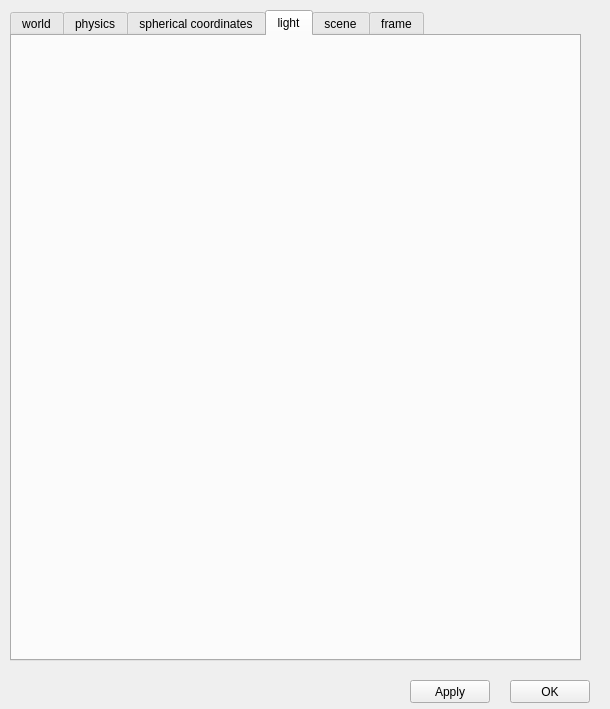
This is robot_descriptor/forms/world_properties.ui in maidenone/RobotDescriptor as Qt 5 draws it before an edit. The edited form follows.
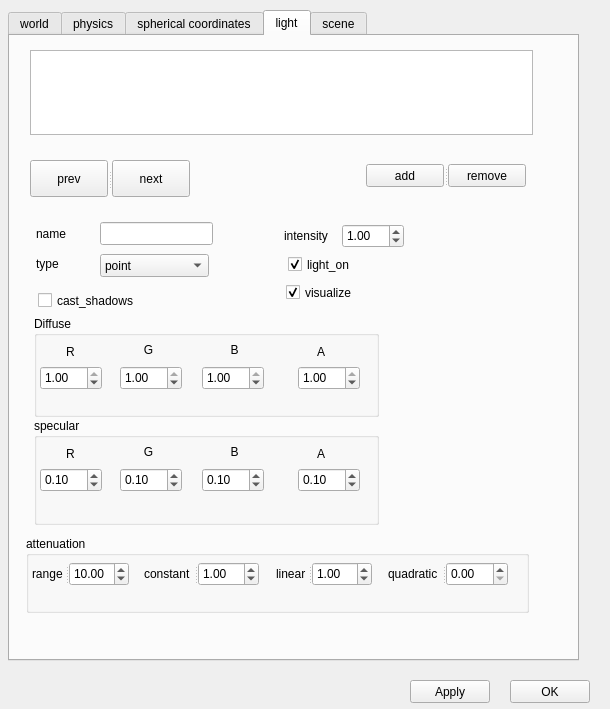
This is the edited form. The open tabs and pages were chosen to show the change.

What changed in the file:
```diff
--- a/robot_descriptor/forms/world_properties.ui
+++ b/robot_descriptor/forms/world_properties.ui
@@ -37,7 +37,7 @@
    </property>
    <property name="geometry">
     <rect>
-     <x>10</x>
+     <x>8</x>
      <y>10</y>
      <width>571</width>
      <height>651</height>
@@ -2030,17 +2030,978 @@
     <attribute name="title">
      <string>light</string>
     </attribute>
+    <widget class="QStackedWidget" name="light_stack_widget">
+     <property name="geometry">
+      <rect>
+       <x>8</x>
+       <y>164</y>
+       <width>539</width>
+       <height>445</height>
+      </rect>
+     </property>
+     <property name="currentIndex">
+      <number>0</number>
+     </property>
+     <widget class="QWidget" name="light_sources_info">
+      <widget class="QLabel" name="light_info_label">
+       <property name="geometry">
+        <rect>
+         <x>42</x>
+         <y>36</y>
+         <width>447</width>
+         <height>257</height>
+        </rect>
+       </property>
+       <property name="text">
+        <string>select a light source to view and
+ edit its properties
+ one has been added by default</string>
+       </property>
+       <property name="alignment">
+        <set>Qt::AlignCenter</set>
+       </property>
+      </widget>
+     </widget>
+     <widget class="QWidget" name="light_properties">
+      <widget class="QLabel" name="light_name_label">
+       <property name="geometry">
+        <rect>
+         <x>18</x>
+         <y>26</y>
+         <width>57</width>
+         <height>15</height>
+        </rect>
+       </property>
+       <property name="text">
+        <string>name</string>
+       </property>
+      </widget>
+      <widget class="QLineEdit" name="light_name">
+       <property name="geometry">
+        <rect>
+         <x>82</x>
+         <y>22</y>
+         <width>113</width>
+         <height>23</height>
+        </rect>
+       </property>
+      </widget>
+      <widget class="QLabel" name="light_type_label">
+       <property name="geometry">
+        <rect>
+         <x>18</x>
+         <y>56</y>
+         <width>57</width>
+         <height>15</height>
+        </rect>
+       </property>
+       <property name="text">
+        <string>type</string>
+       </property>
+      </widget>
+      <widget class="QComboBox" name="light_type">
+       <property name="geometry">
+        <rect>
+         <x>82</x>
+         <y>54</y>
+         <width>109</width>
+         <height>23</height>
+        </rect>
+       </property>
+       <item>
+        <property name="text">
+         <string>point</string>
+        </property>
+       </item>
+       <item>
+        <property name="text">
+         <string>directional</string>
+        </property>
+       </item>
+       <item>
+        <property name="text">
+         <string>spot</string>
+        </property>
+       </item>
+      </widget>
+      <widget class="QCheckBox" name="cast_shadows_check_b">
+       <property name="geometry">
+        <rect>
+         <x>20</x>
+         <y>90</y>
+         <width>109</width>
+         <height>21</height>
+        </rect>
+       </property>
+       <property name="text">
+        <string>cast_shadows</string>
+       </property>
+      </widget>
+      <widget class="QCheckBox" name="light_on_check_b">
+       <property name="geometry">
+        <rect>
+         <x>270</x>
+         <y>54</y>
+         <width>85</width>
+         <height>21</height>
+        </rect>
+       </property>
+       <property name="text">
+        <string>light_on</string>
+       </property>
+       <property name="checked">
+        <bool>true</bool>
+       </property>
+      </widget>
+      <widget class="QCheckBox" name="visualize_checkBox">
+       <property name="geometry">
+        <rect>
+         <x>268</x>
+         <y>82</y>
+         <width>85</width>
+         <height>21</height>
+        </rect>
+       </property>
+       <property name="text">
+        <string>visualize</string>
+       </property>
+       <property name="checked">
+        <bool>true</bool>
+       </property>
+      </widget>
+      <widget class="QLabel" name="intensity_label">
+       <property name="geometry">
+        <rect>
+         <x>266</x>
+         <y>28</y>
+         <width>57</width>
+         <height>15</height>
+        </rect>
+       </property>
+       <property name="text">
+        <string>intensity</string>
+       </property>
+      </widget>
+      <widget class="QDoubleSpinBox" name="intensity_sp">
+       <property name="geometry">
+        <rect>
+         <x>324</x>
+         <y>24</y>
+         <width>62</width>
+         <height>24</height>
+        </rect>
+       </property>
+       <property name="value">
+        <double>1.000000000000000</double>
+       </property>
+      </widget>
+      <widget class="QGroupBox" name="diffuse_group_box">
+       <property name="geometry">
+        <rect>
+         <x>16</x>
+         <y>116</y>
+         <width>345</width>
+         <height>101</height>
+        </rect>
+       </property>
+       <property name="title">
+        <string>Diffuse</string>
+       </property>
+       <widget class="QDoubleSpinBox" name="diffusse_R">
+        <property name="geometry">
+         <rect>
+          <x>6</x>
+          <y>50</y>
+          <width>62</width>
+          <height>24</height>
+         </rect>
+        </property>
+        <property name="maximum">
+         <double>1.000000000000000</double>
+        </property>
+        <property name="singleStep">
+         <double>0.100000000000000</double>
+        </property>
+        <property name="value">
+         <double>1.000000000000000</double>
+        </property>
+       </widget>
+       <widget class="QDoubleSpinBox" name="diffuse_G">
+        <property name="geometry">
+         <rect>
+          <x>86</x>
+          <y>50</y>
+          <width>62</width>
+          <height>24</height>
+         </rect>
+        </property>
+        <property name="maximum">
+         <double>1.000000000000000</double>
+        </property>
+        <property name="singleStep">
+         <double>0.100000000000000</double>
+        </property>
+        <property name="value">
+         <double>1.000000000000000</double>
+        </property>
+       </widget>
+       <widget class="QDoubleSpinBox" name="diffuse_B">
+        <property name="geometry">
+         <rect>
+          <x>168</x>
+          <y>50</y>
+          <width>62</width>
+          <height>24</height>
+         </rect>
+        </property>
+        <property name="maximum">
+         <double>1.000000000000000</double>
+        </property>
+        <property name="singleStep">
+         <double>0.100000000000000</double>
+        </property>
+        <property name="value">
+         <double>1.000000000000000</double>
+        </property>
+       </widget>
+       <widget class="QDoubleSpinBox" name="diffuse_A">
+        <property name="geometry">
+         <rect>
+          <x>264</x>
+          <y>50</y>
+          <width>62</width>
+          <height>24</height>
+         </rect>
+        </property>
+        <property name="maximum">
+         <double>1.000000000000000</double>
+        </property>
+        <property name="singleStep">
+         <double>0.100000000000000</double>
+        </property>
+        <property name="value">
+         <double>1.000000000000000</double>
+        </property>
+       </widget>
+       <widget class="QLabel" name="diffuse_R_label">
+        <property name="geometry">
+         <rect>
+          <x>8</x>
+          <y>28</y>
+          <width>57</width>
+          <height>15</height>
+         </rect>
+        </property>
+        <property name="text">
+         <string>R</string>
+        </property>
+        <property name="alignment">
+         <set>Qt::AlignCenter</set>
+        </property>
+       </widget>
+       <widget class="QLabel" name="diffuse_G_label">
+        <property name="geometry">
+         <rect>
+          <x>110</x>
+          <y>26</y>
+          <width>9</width>
+          <height>15</height>
+         </rect>
+        </property>
+        <property name="text">
+         <string>G</string>
+        </property>
+        <property name="alignment">
+         <set>Qt::AlignCenter</set>
+        </property>
+       </widget>
+       <widget class="QLabel" name="diffuse_B_label">
+        <property name="geometry">
+         <rect>
+          <x>172</x>
+          <y>26</y>
+          <width>57</width>
+          <height>15</height>
+         </rect>
+        </property>
+        <property name="text">
+         <string>B</string>
+        </property>
+        <property name="alignment">
+         <set>Qt::AlignCenter</set>
+        </property>
+       </widget>
+       <widget class="QLabel" name="diffuse_A_label">
+        <property name="geometry">
+         <rect>
+          <x>282</x>
+          <y>28</y>
+          <width>10</width>
+          <height>15</height>
+         </rect>
+        </property>
+        <property name="text">
+         <string>A</string>
+        </property>
+        <property name="alignment">
+         <set>Qt::AlignCenter</set>
+        </property>
+       </widget>
+      </widget>
+      <widget class="QGroupBox" name="specular_group_box">
+       <property name="geometry">
+        <rect>
+         <x>16</x>
+         <y>218</y>
+         <width>345</width>
+         <height>107</height>
+        </rect>
+       </property>
+       <property name="title">
+        <string>specular</string>
+       </property>
+       <widget class="QDoubleSpinBox" name="specular_R">
+        <property name="geometry">
+         <rect>
+          <x>6</x>
+          <y>50</y>
+          <width>62</width>
+          <height>24</height>
+         </rect>
+        </property>
+        <property name="maximum">
+         <double>1.000000000000000</double>
+        </property>
+        <property name="singleStep">
+         <double>0.100000000000000</double>
+        </property>
+        <property name="value">
+         <double>0.100000000000000</double>
+        </property>
+       </widget>
+       <widget class="QDoubleSpinBox" name="specular_G">
+        <property name="geometry">
+         <rect>
+          <x>86</x>
+          <y>50</y>
+          <width>62</width>
+          <height>24</height>
+         </rect>
+        </property>
+        <property name="maximum">
+         <double>1.000000000000000</double>
+        </property>
+        <property name="singleStep">
+         <double>0.100000000000000</double>
+        </property>
+        <property name="value">
+         <double>0.100000000000000</double>
+        </property>
+       </widget>
+       <widget class="QDoubleSpinBox" name="specular_B">
+        <property name="geometry">
+         <rect>
+          <x>168</x>
+          <y>50</y>
+          <width>62</width>
+          <height>24</height>
+         </rect>
+        </property>
+        <property name="maximum">
+         <double>1.000000000000000</double>
+        </property>
+        <property name="singleStep">
+         <double>0.100000000000000</double>
+        </property>
+        <property name="value">
+         <double>0.100000000000000</double>
+        </property>
+       </widget>
+       <widget class="QDoubleSpinBox" name="specular_A">
+        <property name="geometry">
+         <rect>
+          <x>264</x>
+          <y>50</y>
+          <width>62</width>
+          <height>24</height>
+         </rect>
+        </property>
+        <property name="maximum">
+         <double>1.000000000000000</double>
+        </property>
+        <property name="value">
+         <double>0.100000000000000</double>
+        </property>
+       </widget>
+       <widget class="QLabel" name="specular_R_label">
+        <property name="geometry">
+         <rect>
+          <x>8</x>
+          <y>28</y>
+          <width>57</width>
+          <height>15</height>
+         </rect>
+        </property>
+        <property name="text">
+         <string>R</string>
+        </property>
+        <property name="alignment">
+         <set>Qt::AlignCenter</set>
+        </property>
+       </widget>
+       <widget class="QLabel" name="specular_G_label">
+        <property name="geometry">
+         <rect>
+          <x>110</x>
+          <y>26</y>
+          <width>9</width>
+          <height>15</height>
+         </rect>
+        </property>
+        <property name="text">
+         <string>G</string>
+        </property>
+        <property name="alignment">
+         <set>Qt::AlignCenter</set>
+        </property>
+       </widget>
+       <widget class="QLabel" name="specular_B_label">
+        <property name="geometry">
+         <rect>
+          <x>172</x>
+          <y>26</y>
+          <width>57</width>
+          <height>15</height>
+         </rect>
+        </property>
+        <property name="text">
+         <string>B</string>
+        </property>
+        <property name="alignment">
+         <set>Qt::AlignCenter</set>
+        </property>
+       </widget>
+       <widget class="QLabel" name="specular_A_label">
+        <property name="geometry">
+         <rect>
+          <x>282</x>
+          <y>28</y>
+          <width>10</width>
+          <height>15</height>
+         </rect>
+        </property>
+        <property name="text">
+         <string>A</string>
+        </property>
+        <property name="alignment">
+         <set>Qt::AlignCenter</set>
+        </property>
+       </widget>
+      </widget>
+      <widget class="QGroupBox" name="attenuation_groupbox">
+       <property name="geometry">
+        <rect>
+         <x>8</x>
+         <y>336</y>
+         <width>503</width>
+         <height>77</height>
+        </rect>
+       </property>
+       <property name="title">
+        <string>attenuation</string>
+       </property>
+       <widget class="QSplitter" name="splitter">
+        <property name="geometry">
+         <rect>
+          <x>6</x>
+          <y>26</y>
+          <width>97</width>
+          <height>24</height>
+         </rect>
+        </property>
+        <property name="orientation">
+         <enum>Qt::Horizontal</enum>
+        </property>
+        <widget class="QLabel" name="range_label">
+         <property name="text">
+          <string>range</string>
+         </property>
+        </widget>
+        <widget class="QDoubleSpinBox" name="range_sp">
+         <property name="value">
+          <double>10.000000000000000</double>
+         </property>
+        </widget>
+       </widget>
+       <widget class="QSplitter" name="splitter_2">
+        <property name="geometry">
+         <rect>
+          <x>118</x>
+          <y>26</y>
+          <width>115</width>
+          <height>24</height>
+         </rect>
+        </property>
+        <property name="orientation">
+         <enum>Qt::Horizontal</enum>
+        </property>
+        <widget class="QLabel" name="constant_label">
+         <property name="text">
+          <string>constant</string>
+         </property>
+        </widget>
+        <widget class="QDoubleSpinBox" name="constant_sp">
+         <property name="value">
+          <double>1.000000000000000</double>
+         </property>
+        </widget>
+       </widget>
+       <widget class="QSplitter" name="splitter_3">
+        <property name="geometry">
+         <rect>
+          <x>250</x>
+          <y>26</y>
+          <width>96</width>
+          <height>24</height>
+         </rect>
+        </property>
+        <property name="orientation">
+         <enum>Qt::Horizontal</enum>
+        </property>
+        <widget class="QLabel" name="linear_label">
+         <property name="text">
+          <string>linear</string>
+         </property>
+        </widget>
+        <widget class="QDoubleSpinBox" name="linear_sp">
+         <property name="value">
+          <double>1.000000000000000</double>
+         </property>
+        </widget>
+       </widget>
+       <widget class="QSplitter" name="splitter_4">
+        <property name="geometry">
+         <rect>
+          <x>362</x>
+          <y>26</y>
+          <width>120</width>
+          <height>24</height>
+         </rect>
+        </property>
+        <property name="orientation">
+         <enum>Qt::Horizontal</enum>
+        </property>
+        <widget class="QLabel" name="quadratic_label">
+         <property name="text">
+          <string>quadratic</string>
+         </property>
+        </widget>
+        <widget class="QDoubleSpinBox" name="quadratic_sp"/>
+       </widget>
+      </widget>
+     </widget>
+     <widget class="QWidget" name="page">
+      <widget class="QGroupBox" name="direction_groupbox">
+       <property name="geometry">
+        <rect>
+         <x>16</x>
+         <y>154</y>
+         <width>347</width>
+         <height>77</height>
+        </rect>
+       </property>
+       <property name="title">
+        <string>direction</string>
+       </property>
+       <widget class="QSplitter" name="splitter_7">
+        <property name="geometry">
+         <rect>
+          <x>10</x>
+          <y>30</y>
+          <width>271</width>
+          <height>29</height>
+         </rect>
+        </property>
+        <property name="orientation">
+         <enum>Qt::Horizontal</enum>
+        </property>
+        <widget class="QDoubleSpinBox" name="direction_x">
+         <property name="minimum">
+          <double>-100.000000000000000</double>
+         </property>
+        </widget>
+        <widget class="QDoubleSpinBox" name="direction_y">
+         <property name="minimum">
+          <double>-100.000000000000000</double>
+         </property>
+        </widget>
+        <widget class="QDoubleSpinBox" name="direction_z">
+         <property name="minimum">
+          <double>-100.000000000000000</double>
+         </property>
+         <property name="value">
+          <double>-1.000000000000000</double>
+         </property>
+        </widget>
+       </widget>
+      </widget>
+      <widget class="QGroupBox" name="spot_groupbox">
+       <property name="geometry">
+        <rect>
+         <x>14</x>
+         <y>236</y>
+         <width>339</width>
+         <height>97</height>
+        </rect>
+       </property>
+       <property name="title">
+        <string>spot</string>
+       </property>
+       <widget class="QLabel" name="inner_angle_label">
+        <property name="geometry">
+         <rect>
+          <x>8</x>
+          <y>30</y>
+          <width>71</width>
+          <height>15</height>
+         </rect>
+        </property>
+        <property name="text">
+         <string>inner_angle</string>
+        </property>
+       </widget>
+       <widget class="QDoubleSpinBox" name="inner_angle_sp">
+        <property name="geometry">
+         <rect>
+          <x>96</x>
+          <y>26</y>
+          <width>62</width>
+          <height>24</height>
+         </rect>
+        </property>
+       </widget>
+       <widget class="QLabel" name="outer_angle_label">
+        <property name="geometry">
+         <rect>
+          <x>10</x>
+          <y>58</y>
+          <width>72</width>
+          <height>15</height>
+         </rect>
+        </property>
+        <property name="text">
+         <string>outer_angle</string>
+        </property>
+       </widget>
+       <widget class="QDoubleSpinBox" name="outer_angle_sp">
+        <property name="geometry">
+         <rect>
+          <x>96</x>
+          <y>54</y>
+          <width>62</width>
+          <height>24</height>
+         </rect>
+        </property>
+       </widget>
+       <widget class="QLabel" name="falloff_label">
+        <property name="geometry">
+         <rect>
+          <x>212</x>
+          <y>32</y>
+          <width>35</width>
+          <height>15</height>
+         </rect>
+        </property>
+        <property name="text">
+         <string>falloff</string>
+        </property>
+       </widget>
+       <widget class="QDoubleSpinBox" name="falloff_sp">
+        <property name="geometry">
+         <rect>
+          <x>258</x>
+          <y>28</y>
+          <width>62</width>
+          <height>24</height>
+         </rect>
+        </property>
+       </widget>
+      </widget>
+      <widget class="QGroupBox" name="pose_groupbox">
+       <property name="geometry">
+        <rect>
+         <x>14</x>
+         <y>18</y>
+         <width>405</width>
+         <height>133</height>
+        </rect>
+       </property>
+       <property name="title">
+        <string>pose</string>
+       </property>
+       <widget class="QLabel" name="pose_x_label">
+        <property name="geometry">
+         <rect>
+          <x>18</x>
+          <y>28</y>
+          <width>57</width>
+          <height>15</height>
+         </rect>
+        </property>
+        <property name="text">
+         <string>x</string>
+        </property>
+        <property name="alignment">
+         <set>Qt::AlignCenter</set>
+        </property>
+       </widget>
+       <widget class="QLabel" name="pose_y_label">
+        <property name="geometry">
+         <rect>
+          <x>178</x>
+          <y>28</y>
+          <width>57</width>
+          <height>15</height>
+         </rect>
+        </property>
+        <property name="text">
+         <string>y</string>
+        </property>
+        <property name="alignment">
+         <set>Qt::AlignCenter</set>
+        </property>
+       </widget>
+       <widget class="QLabel" name="pose_z_label">
+        <property name="geometry">
+         <rect>
+          <x>314</x>
+          <y>28</y>
+          <width>57</width>
+          <height>15</height>
+         </rect>
+        </property>
+        <property name="text">
+         <string>z</string>
+        </property>
+        <property name="alignment">
+         <set>Qt::AlignCenter</set>
+        </property>
+       </widget>
+       <widget class="QLabel" name="pose_roll_label">
+        <property name="geometry">
+         <rect>
+          <x>24</x>
+          <y>76</y>
+          <width>57</width>
+          <height>15</height>
+         </rect>
+        </property>
+        <property name="text">
+         <string>roll</string>
+        </property>
+        <property name="alignment">
+         <set>Qt::AlignCenter</set>
+        </property>
+       </widget>
+       <widget class="QLabel" name="pose_pitch_label">
+        <property name="geometry">
+         <rect>
+          <x>176</x>
+          <y>76</y>
+          <width>57</width>
+          <height>15</height>
+         </rect>
+        </property>
+        <property name="text">
+         <string>pitch</string>
+        </property>
+        <property name="alignment">
+         <set>Qt::AlignCenter</set>
+        </property>
+       </widget>
+       <widget class="QLabel" name="pose_yaw_label">
+        <property name="geometry">
+         <rect>
+          <x>312</x>
+          <y>78</y>
+          <width>57</width>
+          <height>15</height>
+         </rect>
+        </property>
+        <property name="text">
+         <string>yaw</string>
+        </property>
+        <property name="alignment">
+         <set>Qt::AlignCenter</set>
+        </property>
+       </widget>
+       <widget class="QDoubleSpinBox" name="pose_x_sp">
+        <property name="geometry">
+         <rect>
+          <x>22</x>
+          <y>44</y>
+          <width>81</width>
+          <height>24</height>
+         </rect>
+        </property>
+        <property name="decimals">
+         <number>4</number>
+        </property>
+       </widget>
+       <widget class="QDoubleSpinBox" name="pose_y_sp">
+        <property name="geometry">
+         <rect>
+          <x>176</x>
+          <y>42</y>
+          <width>73</width>
+          <height>24</height>
+         </rect>
+        </property>
+        <property name="decimals">
+         <number>4</number>
+        </property>
+       </widget>
+       <widget class="QDoubleSpinBox" name="pose_z_sp">
+        <property name="geometry">
+         <rect>
+          <x>312</x>
+          <y>44</y>
+          <width>85</width>
+          <height>24</height>
+         </rect>
+        </property>
+        <property name="decimals">
+         <number>4</number>
+        </property>
+        <property name="minimum">
+         <double>-100.000000000000000</double>
+        </property>
+       </widget>
+       <widget class="QDoubleSpinBox" name="pose_roll_sp">
+        <property name="geometry">
+         <rect>
+          <x>16</x>
+          <y>94</y>
+          <width>91</width>
+          <height>24</height>
+         </rect>
+        </property>
+        <property name="suffix">
+         <string>rad</string>
+        </property>
+        <property name="decimals">
+         <number>4</number>
+        </property>
+       </widget>
+       <widget class="QDoubleSpinBox" name="pose_pitch_sp">
+        <property name="geometry">
+         <rect>
+          <x>164</x>
+          <y>94</y>
+          <width>97</width>
+          <height>24</height>
+         </rect>
+        </property>
+        <property name="suffix">
+         <string>rad</string>
+        </property>
+        <property name="decimals">
+         <number>4</number>
+        </property>
+       </widget>
+       <widget class="QDoubleSpinBox" name="pose_yaw_sp">
+        <property name="geometry">
+         <rect>
+          <x>306</x>
+          <y>94</y>
+          <width>97</width>
+          <height>24</height>
+         </rect>
+        </property>
+        <property name="suffix">
+         <string>rad</string>
+        </property>
+        <property name="decimals">
+         <number>4</number>
+        </property>
+       </widget>
+      </widget>
+     </widget>
+    </widget>
+    <widget class="QListWidget" name="listWidget">
+     <property name="geometry">
+      <rect>
+       <x>20</x>
+       <y>14</y>
+       <width>503</width>
+       <height>85</height>
+      </rect>
+     </property>
+    </widget>
+    <widget class="QSplitter" name="splitter_5">
+     <property name="geometry">
+      <rect>
+       <x>356</x>
+       <y>128</y>
+       <width>160</width>
+       <height>23</height>
+      </rect>
+     </property>
+     <property name="orientation">
+      <enum>Qt::Horizontal</enum>
+     </property>
+     <widget class="QPushButton" name="add_light_pb">
+      <property name="toolTip">
+       <string>add light</string>
+      </property>
+      <property name="text">
+       <string>add</string>
+      </property>
+     </widget>
+     <widget class="QPushButton" name="remove_light_pb">
+      <property name="toolTip">
+       <string>remove_light</string>
+      </property>
+      <property name="text">
+       <string>remove</string>
+      </property>
+     </widget>
+    </widget>
+    <widget class="QSplitter" name="splitter_6">
+     <property name="geometry">
+      <rect>
+       <x>20</x>
+       <y>124</y>
+       <width>160</width>
+       <height>37</height>
+      </rect>
+     </property>
+     <property name="orientation">
+      <enum>Qt::Horizontal</enum>
+     </property>
+     <widget class="QPushButton" name="prev_light_properties">
+      <property name="toolTip">
+       <string>prev</string>
+      </property>
+      <property name="text">
+       <string>prev</string>
+      </property>
+     </widget>
+     <widget class="QPushButton" name="next_light_properties">
+      <property name="toolTip">
+       <string>next window</string>
+      </property>
+      <property name="text">
+       <string>next</string>
+      </property>
+     </widget>
+    </widget>
    </widget>
    <widget class="QWidget" name="scene_tab">
     <attribute name="title">
      <string>scene</string>
     </attribute>
    </widget>
-   <widget class="QWidget" name="frame_tab">
-    <attribute name="title">
-     <string>frame</string>
-    </attribute>
-   </widget>
   </widget>
   <widget class="QPushButton" name="ok_pb">
    <property name="geometry">
```
Left out of the diff: 390 changed lines with no effect on the pictures.
